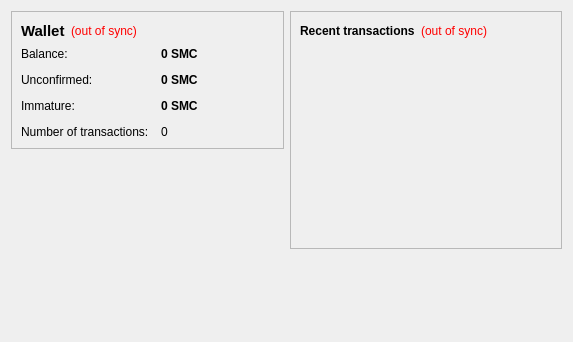
Qt form src/qt/forms/overviewpage.ui (betcoinproject/betcoin) before a commit.
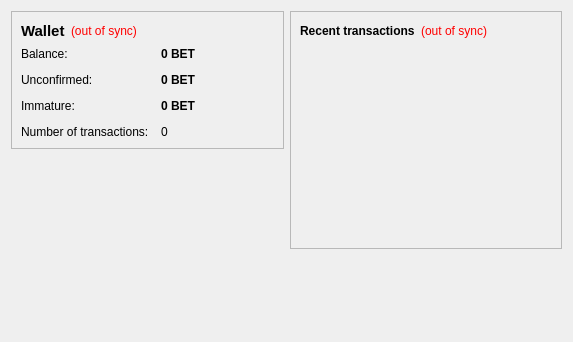
The same form after that commit.

```diff
--- a/src/qt/forms/overviewpage.ui
+++ b/src/qt/forms/overviewpage.ui
@@ -105,7 +105,7 @@
              <string>Your current balance</string>
             </property>
             <property name="text">
-             <string notr="true">0 SMC</string>
+             <string notr="true">0 BET</string>
             </property>
             <property name="textInteractionFlags">
              <set>Qt::LinksAccessibleByMouse|Qt::TextSelectableByKeyboard|Qt::TextSelectableByMouse</set>
@@ -134,7 +134,7 @@
              <string>Total of transactions that have yet to be confirmed, and do not yet count toward the current balance</string>
             </property>
             <property name="text">
-             <string notr="true">0 SMC</string>
+             <string notr="true">0 BET</string>
             </property>
             <property name="textInteractionFlags">
              <set>Qt::LinksAccessibleByMouse|Qt::TextSelectableByKeyboard|Qt::TextSelectableByMouse</set>
@@ -177,7 +177,7 @@
              <string>Mined balance that has not yet matured</string>
             </property>
             <property name="text">
-             <string notr="true">0 SMC</string>
+             <string notr="true">0 BET</string>
             </property>
             <property name="textInteractionFlags">
              <set>Qt::LinksAccessibleByMouse|Qt::TextSelectableByKeyboard|Qt::TextSelectableByMouse</set>
```
Left out of the diff: 4 changed lines with no effect on the pictures.
